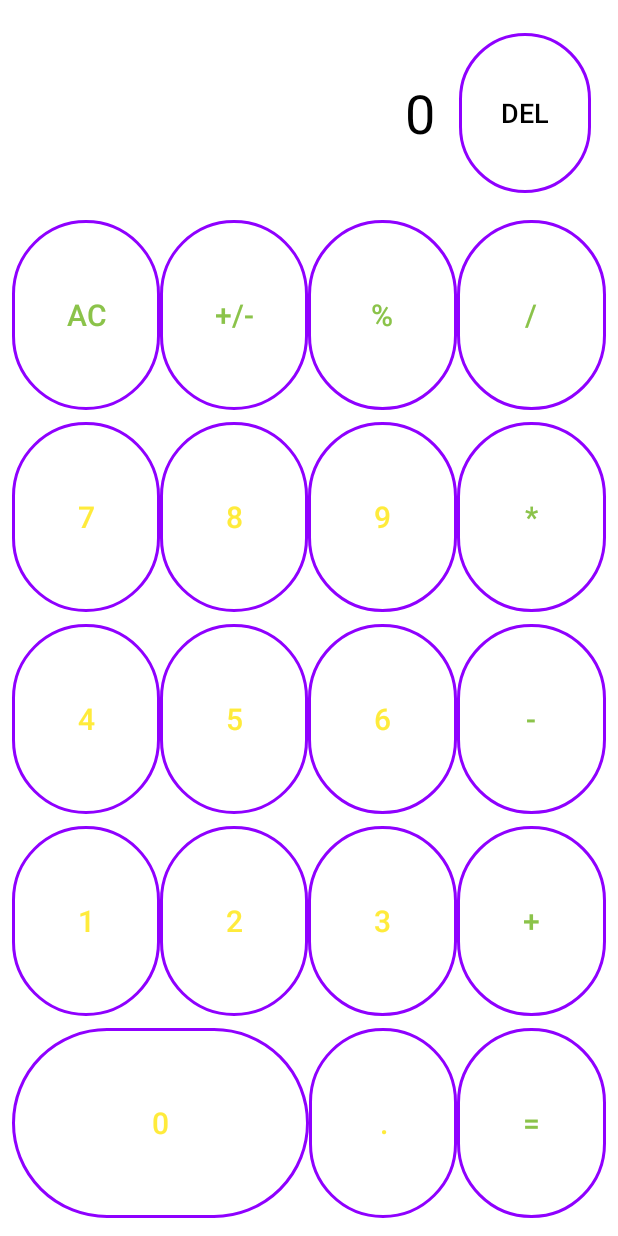
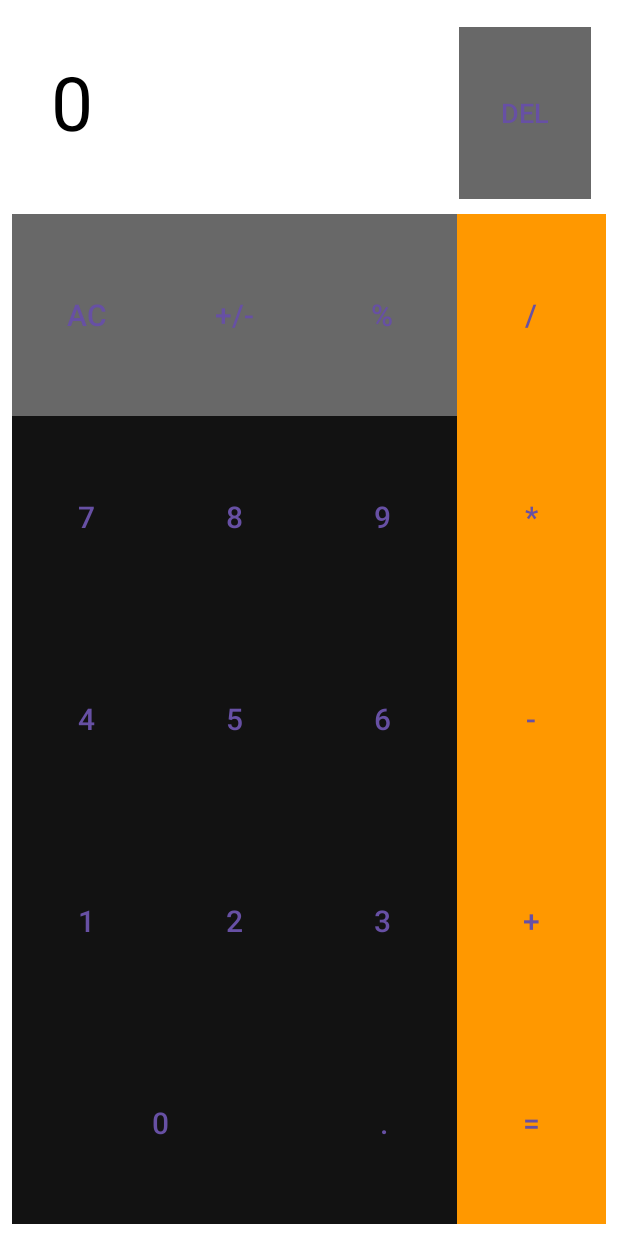
Before and after one commit to DavidRCh56/LinearLayoutCalculadora, an Android app: the screen it shows after launch (MainActivity), on a phone screen of 412 x 824 dp. Run offline under Robolectric (Android 15) with nearby library versions, the phone set to English and light mode, and no system bars.

Commit message:
colores botones

```diff
--- a/app/src/main/java/com/proyecto/linearlayoutcalculadora/MainActivity.kt
+++ b/app/src/main/java/com/proyecto/linearlayoutcalculadora/MainActivity.kt
@@ -11,7 +11,7 @@ class MainActivity : AppCompatActivity() {
         super.onCreate(savedInstanceState)
         enableEdgeToEdge()
         setContentView(R.layout.activity_main)
-        ViewCompat.setOnApplyWindowInsetsListener(findViewById(R.id.main)) { v, insets ->
+        ViewCompat.setOnApplyWindowInsetsListener(findViewById(R.id.btn0)) { v, insets ->
             val systemBars = insets.getInsets(WindowInsetsCompat.Type.systemBars())
             v.setPadding(systemBars.left, systemBars.top, systemBars.right, systemBars.bottom)
             insets
--- /dev/null
+++ b/app/src/main/res/drawable/boton_principal.xml
@@ -0,0 +1,6 @@
+<?xml version="1.0" encoding="utf-8"?>
+<selector xmlns:android="http://schemas.android.com/apk/res/android">
+    <item android:drawable="@color/color_boton_pincipal_sin_presionado"/>
+    <item android:state_pressed="true" android:drawable="@color/color_boton_pincipal_presionar"/>
+
+</selector>
--- /dev/null
+++ b/app/src/main/res/drawable/boton_secundario.xml
@@ -0,0 +1,5 @@
+<?xml version="1.0" encoding="utf-8"?>
+<selector xmlns:android="http://schemas.android.com/apk/res/android">
+    <item android:drawable="@color/color_boton_secundario_sin_presionado"/>
+    <item android:state_pressed="true" android:drawable="@color/color_boton_secundario_presionado"/>
+</selector>
--- /dev/null
+++ b/app/src/main/res/drawable/boton_terciario.xml
@@ -0,0 +1,5 @@
+<?xml version="1.0" encoding="utf-8"?>
+<selector xmlns:android="http://schemas.android.com/apk/res/android">
+    <item android:drawable="@color/color_boton_terciario_sin_presionado"/>
+    <item android:state_pressed="true" android:drawable="@color/color_boton_terciario_presionado"/>
+</selector>
--- /dev/null
+++ b/app/src/main/res/drawable/botonchorra.xml
@@ -0,0 +1,18 @@
+<?xml version="1.0" encoding="utf-8"?>
+<shape xmlns:android="http://schemas.android.com/apk/res/android">
+    <gradient
+        android:startColor="@color/color_boton_secundario_presionado"
+        android:endColor="@color/color_boton_secundario_sin_presionado"
+        android:angle="180"
+        />
+    <stroke
+        android:width="2dp"
+        android:color="@color/color_boton_pincipal_sin_presionado"/>
+    <corners
+        android:radius="20dp"/>
+    <padding
+        android:left="1dp"
+        android:right="1dp"
+        android:top="1dp"
+        android:bottom="1dp"/>
+</shape>
--- /dev/null
+++ b/app/src/main/res/drawable/pantalla.xml
@@ -0,0 +1,6 @@
+<?xml version="1.0" encoding="utf-8"?>
+<shape xmlns:android="http://schemas.android.com/apk/res/android">
+    <solid
+        android:color="@color/white"></solid>
+
+</shape>
--- a/app/src/main/res/layout/activity_main.xml
+++ b/app/src/main/res/layout/activity_main.xml
@@ -21,21 +21,22 @@
             android:layout_width="0dp"
             android:layout_height="match_parent"
             android:layout_weight="1"
-            android:gravity="end|center_vertical"
+            android:background="@drawable/pantalla"
             android:padding="16dp"
             android:text="0"
             android:textColor="#000000"
-            android:textSize="36sp" />
+            android:textSize="50sp" />
 
         <Button
             android:id="@+id/btnDel"
             style="?attr/materialButtonOutlinedStyle"
+            app:backgroundTint="@null"
+            android:background="@drawable/boton_principal"
             android:layout_width="wrap_content"
             android:layout_height="match_parent"
             app:strokeColor="@color/micolor"
             app:strokeWidth="2dp"
             android:text="DEL"
-            android:textColor="#000000"
             android:textSize="18sp" />
     </LinearLayout>
 
@@ -55,8 +56,9 @@
             app:strokeColor="@color/micolor"
             app:strokeWidth="2dp"
             android:text="AC"
-            android:textColor="#8BC34A"
-            android:textSize="20sp" />
+            android:textSize="20sp"
+            app:backgroundTint="@null"
+            android:background="@drawable/boton_principal"/>
 
         <Button
             android:id="@+id/btnPlusMinus"
@@ -67,8 +69,9 @@
             app:strokeColor="@color/micolor"
             app:strokeWidth="2dp"
             android:text="+/-"
-            android:textColor="#8BC34A"
-            android:textSize="20sp" />
+            android:textSize="20sp"
+            app:backgroundTint="@null"
+            android:background="@drawable/boton_principal"/>
 
         <Button
             android:id="@+id/btnPercent"
@@ -79,8 +82,9 @@
             app:strokeColor="@color/micolor"
             app:strokeWidth="2dp"
             android:text="%"
-            android:textColor="#8BC34A"
-            android:textSize="20sp" />
+            android:textSize="20sp"
+            app:backgroundTint="@null"
+            android:background="@drawable/boton_principal"/>
 
         <Button
             android:id="@+id/btnDivide"
@@ -91,8 +95,9 @@
             app:strokeColor="@color/micolor"
             app:strokeWidth="2dp"
             android:text="/"
-            android:textColor="#8BC34A"
-            android:textSize="20sp" />
+            android:textSize="20sp"
+            app:backgroundTint="@null"
+            android:background="@drawable/boton_secundario"/>
     </LinearLayout>
 
     <!-- Fila 2 -->
@@ -111,8 +116,9 @@
             app:strokeColor="@color/micolor"
             app:strokeWidth="2dp"
             android:text="7"
-            android:textColor="#FFEB3B"
-            android:textSize="20sp" />
+            android:textSize="20sp"
+            app:backgroundTint="@null"
+            android:background="@drawable/boton_terciario"/>
 
         <Button
             android:id="@+id/btn8"
@@ -123,8 +129,9 @@
             app:strokeColor="@color/micolor"
             app:strokeWidth="2dp"
             android:text="8"
-            android:textColor="#FFEB3B"
-            android:textSize="20sp" />
+            android:textSize="20sp"
+            app:backgroundTint="@null"
+            android:background="@drawable/boton_terciario"/>
 
         <Button
             android:id="@+id/btn9"
@@ -135,8 +142,9 @@
             app:strokeColor="@color/micolor"
             app:strokeWidth="2dp"
             android:text="9"
-            android:textColor="#FFEB3B"
-            android:textSize="20sp" />
+            android:textSize="20sp"
+            app:backgroundTint="@null"
+            android:background="@drawable/boton_terciario"/>
 
         <Button
             android:id="@+id/btnMultiply"
@@ -147,8 +155,9 @@
             app:strokeColor="@color/micolor"
             app:strokeWidth="2dp"
             android:text="*"
-            android:textColor="#8BC34A"
-            android:textSize="20sp" />
+            android:textSize="20sp"
+            app:backgroundTint="@null"
+            android:background="@drawable/boton_secundario"/>
     </LinearLayout>
 
     <!-- Fila 3 -->
@@ -167,8 +176,9 @@
             app:strokeColor="@color/micolor"
             app:strokeWidth="2dp"
             android:text="4"
-            android:textColor="#FFEB3B"
-            android:textSize="20sp" />
+            android:textSize="20sp"
+            app:backgroundTint="@null"
+            android:background="@drawable/boton_terciario"/>
 
         <Button
             android:id="@+id/btn5"
@@ -179,8 +189,9 @@
             app:strokeColor="@color/micolor"
             app:strokeWidth="2dp"
             android:text="5"
-            android:textColor="#FFEB3B"
-            android:textSize="20sp" />
+            android:textSize="20sp"
+            app:backgroundTint="@null"
+            android:background="@drawable/boton_terciario"/>
 
         <Button
             android:id="@+id/btn6"
@@ -191,8 +202,9 @@
             app:strokeColor="@color/micolor"
             app:strokeWidth="2dp"
             android:text="6"
-            android:textColor="#FFEB3B"
-            android:textSize="20sp" />
+            android:textSize="20sp"
+            app:backgroundTint="@null"
+            android:background="@drawable/boton_terciario"/>
 
         <Button
             android:id="@+id/btnMinus"
@@ -203,8 +215,9 @@
             app:strokeColor="@color/micolor"
             app:strokeWidth="2dp"
             android:text="-"
-            android:textColor="#8BC34A"
-            android:textSize="20sp" />
+            android:textSize="20sp"
+            app:backgroundTint="@null"
+            android:background="@drawable/boton_secundario"/>
     </LinearLayout>
 
     <!-- Fila 4 -->
@@ -223,8 +236,9 @@
             app:strokeColor="@color/micolor"
             app:strokeWidth="2dp"
             android:text="1"
-            android:textColor="#FFEB3B"
-            android:textSize="20sp" />
+            android:textSize="20sp"
+            app:backgroundTint="@null"
+            android:background="@drawable/boton_terciario"/>
 
         <Button
             android:id="@+id/btn2"
@@ -235,8 +249,9 @@
             app:strokeColor="@color/micolor"
             app:strokeWidth="2dp"
             android:text="2"
-            android:textColor="#FFEB3B"
-            android:textSize="20sp" />
+            android:textSize="20sp"
+            app:backgroundTint="@null"
+            android:background="@drawable/boton_terciario"/>
 
         <Button
             android:id="@+id/btn3"
@@ -247,8 +262,9 @@
             app:strokeColor="@color/micolor"
             app:strokeWidth="2dp"
             android:text="3"
-            android:textColor="#FFEB3B"
-            android:textSize="20sp" />
+            android:textSize="20sp"
+            app:backgroundTint="@null"
+            android:background="@drawable/boton_terciario"/>
 
         <Button
             android:id="@+id/btnPlus"
@@ -259,8 +275,9 @@
             app:strokeColor="@color/micolor"
             app:strokeWidth="2dp"
             android:text="+"
-            android:textColor="#8BC34A"
-            android:textSize="20sp" />
+            android:textSize="20sp"
+            app:backgroundTint="@null"
+            android:background="@drawable/boton_secundario"/>
     </LinearLayout>
 
     <!-- Fila 5 -->
@@ -279,8 +296,9 @@
             app:strokeColor="@color/micolor"
             app:strokeWidth="2dp"
             android:text="0"
-            android:textColor="#FFEB3B"
-            android:textSize="20sp" />
+            android:textSize="20sp"
+            app:backgroundTint="@null"
+            android:background="@drawable/boton_terciario"/>
 
         <Button
             android:id="@+id/btnDot"
@@ -291,8 +309,9 @@
             app:strokeColor="@color/micolor"
             app:strokeWidth="2dp"
             android:text="."
-            android:textColor="#FFEB3B"
-            android:textSize="20sp" />
+            android:textSize="20sp"
+            app:backgroundTint="@null"
+            android:background="@drawable/boton_terciario"/>
 
         <Button
             android:id="@+id/btnEquals"
@@ -303,7 +322,8 @@
             app:strokeColor="@color/micolor"
             app:strokeWidth="2dp"
             android:text="="
-            android:textColor="#8BC34A"
-            android:textSize="20sp" />
+            android:textSize="20sp"
+            app:backgroundTint="@null"
+            android:background="@drawable/boton_secundario"/>
     </LinearLayout>
 </LinearLayout>
--- a/app/src/main/res/values/colors.xml
+++ b/app/src/main/res/values/colors.xml
@@ -3,4 +3,17 @@
     <color name="black">#FF000000</color>
     <color name="white">#FFFFFFFF</color>
     <color name="micolor">#8f00ff</color>
+    <color name="purple_200"></color>
+    <color name="purple_500"></color>
+
+    <color name="color_boton_pincipal_sin_presionado">#DC505050</color>
+    <color name="color_boton_pincipal_presionar">#DC838383</color>
+
+    <color name="color_boton_secundario_sin_presionado">#FF9800</color>
+    <color name="color_boton_secundario_presionado">#FF5722</color>
+
+    <color name="color_boton_terciario_sin_presionado">#121212</color>
+    <color name="color_boton_terciario_presionado">#3C3939</color>
+
+
 </resources>
```
